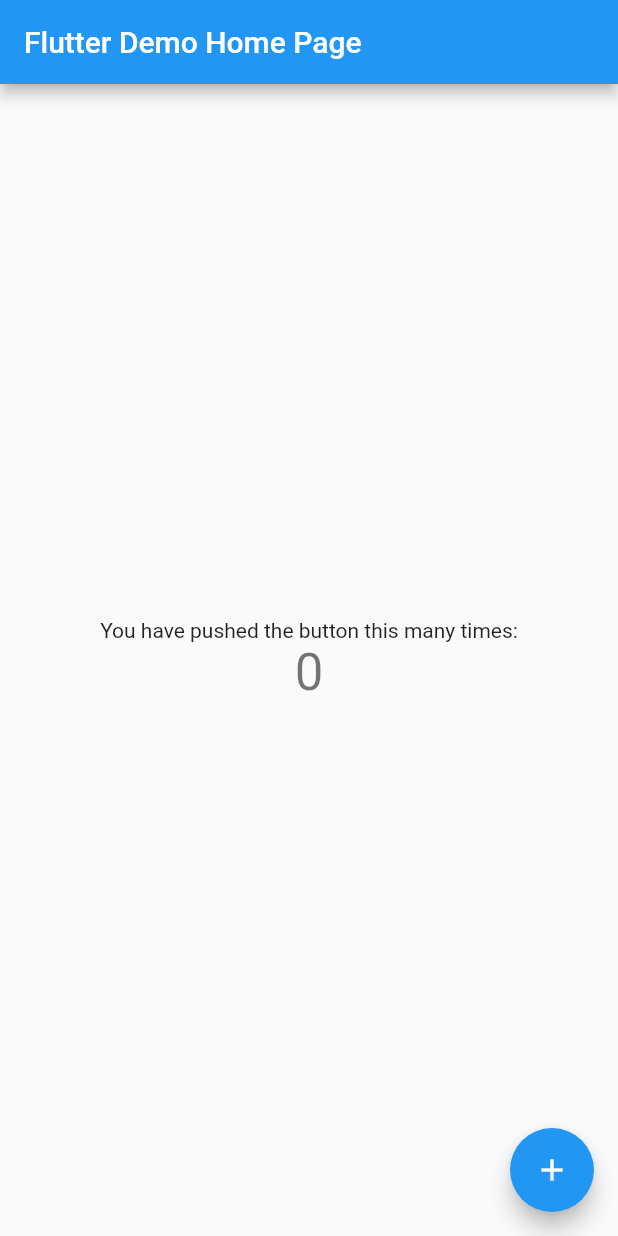
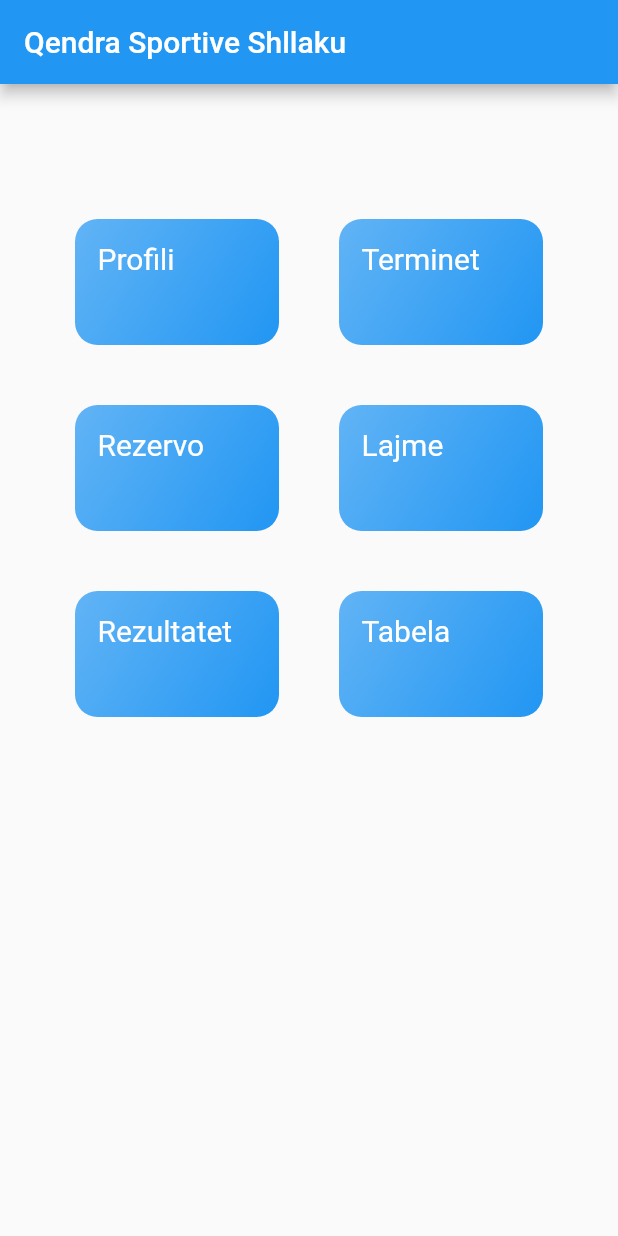
Before and after one commit to fabianberisha/qendra_sportive_shllaku, a Flutter app: the screen it shows after launch, on a phone screen of 412 x 824 dp. Run offline on Flutter 3.47's test engine with Material 2 defaults, Android fonts, the phone set to English and light mode, and no system bars.

```diff
--- /dev/null
+++ b/lib/data/termin_data.dart
@@ -0,0 +1,62 @@
+import '../models/termin.dart';
+import '../models/categories.dart';
+
+const TERMINET = const [
+  Termin(
+    nameOfThePerson: 'Fabian',
+    hour: 10,
+    date: 11.11,
+  ),
+  Termin(
+    nameOfThePerson: 'Fabian',
+    hour: 10,
+    date: 11.11,
+  ),
+  Termin(
+    nameOfThePerson: 'Fabian',
+    hour: 10,
+    date: 11.11,
+  ),
+  Termin(
+    nameOfThePerson: 'Fabian',
+    hour: 10,
+    date: 11.11,
+  ),
+  Termin(
+    nameOfThePerson: 'Fabian',
+    hour: 10,
+    date: 11.11,
+  ),
+  Termin(
+    nameOfThePerson: 'Fabian',
+    hour: 10,
+    date: 11.11,
+  ),
+];
+
+const CATEGORIES = const [
+  Category(
+    id: 'c1',
+    name: 'Profili',
+  ),
+  Category(
+    id: 'c2',
+    name: 'Terminet',
+  ),
+  Category(
+    id: 'c3',
+    name: 'Rezervo',
+  ),
+  Category(
+    id: 'c4',
+    name: 'Lajme',
+  ),
+  Category(
+    id: 'c5',
+    name: 'Rezultatet',
+  ),
+  Category(
+    id: 'c6',
+    name: 'Tabela',
+  ),
+];
--- a/lib/main.dart
+++ b/lib/main.dart
@@ -1,111 +1,47 @@
 import 'package:flutter/material.dart';
+import './screen/terminet_screen.dart';
+import './screen/grid_screen.dart';
 
 void main() => runApp(MyApp());
 
 class MyApp extends StatelessWidget {
-  // This widget is the root of your application.
   @override
   Widget build(BuildContext context) {
     return MaterialApp(
-      title: 'Flutter Demo',
+      title: 'QSShllaku',
       theme: ThemeData(
-        // This is the theme of your application.
-        //
-        // Try running your application with "flutter run". You'll see the
-        // application has a blue toolbar. Then, without quitting the app, try
-        // changing the primarySwatch below to Colors.green and then invoke
-        // "hot reload" (press "r" in the console where you ran "flutter run",
-        // or simply save your changes to "hot reload" in a Flutter IDE).
-        // Notice that the counter didn't reset back to zero; the application
-        // is not restarted.
-        primarySwatch: Colors.blue,
-      ),
-      home: MyHomePage(title: 'Flutter Demo Home Page'),
+          primaryColor: Colors.blue,
+          textTheme: ThemeData.light().textTheme.copyWith(
+                title: TextStyle(
+                  color: Colors.blue,
+                  fontSize: 24,
+                  fontWeight: FontWeight.bold,
+                ),
+                body1: TextStyle(
+                  color: Colors.white,
+                  fontSize: 20,
+                ),
+                body2: TextStyle(
+                  color: Colors.lightBlue.withOpacity(0.6),
+                  fontSize: 18,
+                ),
+              )),
+      home: Menu(),
+      routes: {
+        TerminetScreen.routeName: (ctx) => TerminetScreen(),
+      },
     );
   }
 }
 
-class MyHomePage extends StatefulWidget {
-  MyHomePage({Key key, this.title}) : super(key: key);
-
-  // This widget is the home page of your application. It is stateful, meaning
-  // that it has a State object (defined below) that contains fields that affect
-  // how it looks.
-
-  // This class is the configuration for the state. It holds the values (in this
-  // case the title) provided by the parent (in this case the App widget) and
-  // used by the build method of the State. Fields in a Widget subclass are
-  // always marked "final".
-
-  final String title;
-
-  @override
-  _MyHomePageState createState() => _MyHomePageState();
-}
-
-class _MyHomePageState extends State<MyHomePage> {
-  int _counter = 0;
-
-  void _incrementCounter() {
-    setState(() {
-      // This call to setState tells the Flutter framework that something has
-      // changed in this State, which causes it to rerun the build method below
-      // so that the display can reflect the updated values. If we changed
-      // _counter without calling setState(), then the build method would not be
-      // called again, and so nothing would appear to happen.
-      _counter++;
-    });
-  }
-
+class Menu extends StatelessWidget {
   @override
   Widget build(BuildContext context) {
-    // This method is rerun every time setState is called, for instance as done
-    // by the _incrementCounter method above.
-    //
-    // The Flutter framework has been optimized to make rerunning build methods
-    // fast, so that you can just rebuild anything that needs updating rather
-    // than having to individually change instances of widgets.
     return Scaffold(
       appBar: AppBar(
-        // Here we take the value from the MyHomePage object that was created by
-        // the App.build method, and use it to set our appbar title.
-        title: Text(widget.title),
+        title: Text('Qendra Sportive Shllaku'),
       ),
-      body: Center(
-        // Center is a layout widget. It takes a single child and positions it
-        // in the middle of the parent.
-        child: Column(
-          // Column is also a layout widget. It takes a list of children and
-          // arranges them vertically. By default, it sizes itself to fit its
-          // children horizontally, and tries to be as tall as its parent.
-          //
-          // Invoke "debug painting" (press "p" in the console, choose the
-          // "Toggle Debug Paint" action from the Flutter Inspector in Android
-          // Studio, or the "Toggle Debug Paint" command in Visual Studio Code)
-          // to see the wireframe for each widget.
-          //
-          // Column has various properties to control how it sizes itself and
-          // how it positions its children. Here we use mainAxisAlignment to
-          // center the children vertically; the main axis here is the vertical
-          // axis because Columns are vertical (the cross axis would be
-          // horizontal).
-          mainAxisAlignment: MainAxisAlignment.center,
-          children: <Widget>[
-            Text(
-              'You have pushed the button this many times:',
-            ),
-            Text(
-              '$_counter',
-              style: Theme.of(context).textTheme.display1,
-            ),
-          ],
-        ),
-      ),
-      floatingActionButton: FloatingActionButton(
-        onPressed: _incrementCounter,
-        tooltip: 'Increment',
-        child: Icon(Icons.add),
-      ), // This trailing comma makes auto-formatting nicer for build methods.
+      body: GridScreen(),
     );
   }
 }
--- /dev/null
+++ b/lib/screen/grid_screen.dart
@@ -0,0 +1,21 @@
+import 'package:flutter/material.dart';
+import '../data/termin_data.dart';
+import '../widgets/grid_item_widget.dart';
+
+class GridScreen extends StatelessWidget {
+  @override
+  Widget build(BuildContext context) {
+    return GridView(
+      padding: const EdgeInsets.symmetric(vertical:80, horizontal:40),
+      children: CATEGORIES.map((cat) {
+        return Container(margin: EdgeInsets.all(10),child: GridItemWidget(cat.name, cat.id));
+      }).toList(),
+      gridDelegate: SliverGridDelegateWithMaxCrossAxisExtent(
+        maxCrossAxisExtent: 200,
+        childAspectRatio: 3 / 2,
+        crossAxisSpacing: 20,
+        mainAxisSpacing: 20,
+      ),
+    );
+  }
+}
--- /dev/null
+++ b/lib/widgets/grid_item_widget.dart
@@ -0,0 +1,41 @@
+import 'package:flutter/material.dart';
+import '../screen/terminet_screen.dart';
+
+class GridItemWidget extends StatelessWidget {
+
+  final String title;
+  final String id;
+  GridItemWidget(this.title, this.id);
+
+  //final thisCategory = CATEGORIES.firstWhere((x) => id);
+
+  void showCategory(BuildContext context){
+    Navigator.of(context).pushNamed(TerminetScreen.routeName);
+
+  }
+
+  @override
+  Widget build(BuildContext context) {
+    return InkWell(
+        onTap:() => showCategory(context),
+          child: Container(
+        padding: const EdgeInsets.all(15),
+        child: Text(
+          title,
+          style: Theme.of(context).textTheme.body1,
+        ),
+        decoration: BoxDecoration(
+          gradient: LinearGradient(
+            colors: [
+              Colors.blue.withOpacity(0.7),
+              Colors.blue,
+            ],
+            begin: Alignment.topLeft,
+            end: Alignment.bottomRight,
+          ),
+          borderRadius: BorderRadius.circular(15),
+        ),
+      ),
+    );
+  }
+}
```
Also changed, not shown: lib/models/categories.dart (added, +11 -0 lines), lib/models/termin.dart (added, +13 -0 lines), lib/screen/lajme_screen.dart (added, +10 -0 lines), lib/screen/profili_screen.dart (added, +10 -0 lines), lib/screen/rezervo_screen.dart (added, +10 -0 lines), lib/screen/rezultatet_screen.dart (added, +10 -0 lines), lib/screen/tabela_screen.dart (added, +10 -0 lines), lib/screen/terminet_screen.dart (added, +13 -0 lines), pubspec.yaml (+5 -6 lines), assets/fonts/coolvetica_rg.ttf (added).
